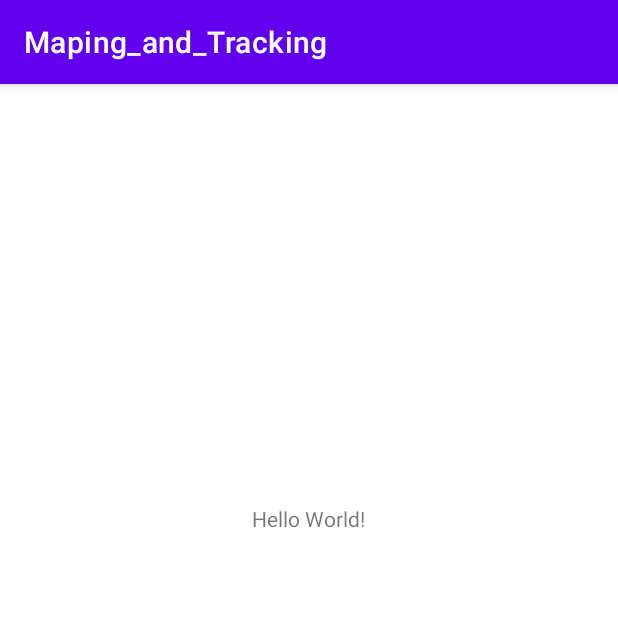
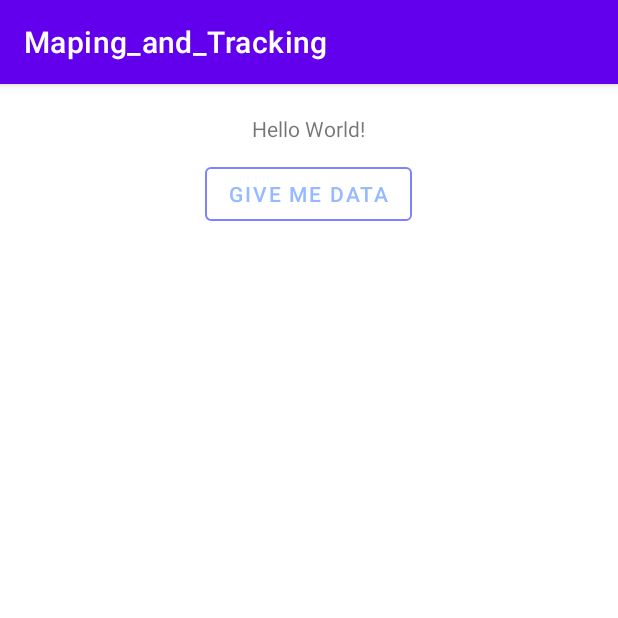
Before and after one commit to ahmadmahoud/Mapping_and_Tracking, an Android app: the MainActivity screen opened directly, with no data from a screen before it, on a phone screen of 412 x 824 dp, the top half of it. Run offline under Robolectric (Android 15) with nearby library versions, the phone set to English and light mode, and no system bars; our stand-ins replace Firebase (no records; nobody signed in at launch, a user with empty details on screens opened directly).

Commit message:
show data

```diff
--- a/app/src/main/java/com/example/Maping_and_Tracking/MainActivity.java
+++ b/app/src/main/java/com/example/Maping_and_Tracking/MainActivity.java
@@ -12,11 +12,14 @@ import android.app.Activity;
 import android.content.Intent;
 import android.content.IntentSender;
 import android.content.pm.PackageManager;
+import android.location.Address;
+import android.location.Geocoder;
 import android.location.Location;
 import android.location.LocationManager;
 import android.os.Build;
 import android.os.Bundle;
 import android.os.Looper;
+import android.text.Html;
 import android.util.Log;
 import android.view.View;
 import android.widget.Button;
@@ -40,15 +43,17 @@ import com.google.android.gms.tasks.OnSuccessListener;
 import com.google.android.gms.tasks.Task;
 import com.google.firebase.firestore.FirebaseFirestore;
 
+import java.io.IOException;
 import java.util.HashMap;
+import java.util.List;
+import java.util.Locale;
 
-@RequiresApi(api = Build.VERSION_CODES.M)
 public class MainActivity extends AppCompatActivity {
     private final int LOCATION_REQUEST_CODE = 1001;
     private FusedLocationProviderClient fusedLocationProviderClient;
     private static final String TAG = "MainActivity";
     FirebaseFirestore firestore = FirebaseFirestore.getInstance();
-    Button check;
+    Button check , getting;
 
     private LocationRequest locationRequest;
     private LocationManager manager;
@@ -59,23 +64,92 @@ public class MainActivity extends AppCompatActivity {
         super.onCreate(savedInstanceState);
         setContentView(R.layout.activity_main);
 
-        check = findViewById(R.id.check);
-        manager = (LocationManager) getSystemService( MainActivity.LOCATION_SERVICE );
+        // define
+        manager = (LocationManager) getSystemService(MainActivity.LOCATION_SERVICE);
         fusedLocationProviderClient = LocationServices.getFusedLocationProviderClient(this);
+        getting = findViewById(R.id.btn_getting_data);
 
+        // maps
         locationRequest = LocationRequest.create();
         locationRequest.setInterval(4000);
         locationRequest.setFastestInterval(2000);
         locationRequest.setPriority(LocationRequest.PRIORITY_HIGH_ACCURACY);
 
+        // get user data location ( geocoder )
+        getting.setOnClickListener(new View.OnClickListener() {
+            @Override
+            public void onClick(View v) {
+                getting_your_data_location();
+            }
+        });
 
-        // التاكد من ان الموقع يعمل على هاتف المستخدم
-        if ( !manager.isProviderEnabled( LocationManager.GPS_PROVIDER ) ) {
+    }
+
+    //  ما يحدث عندما يفتح التطبيق
+    @Override
+    protected void onStart() {
+        super.onStart();
+
+        if (ContextCompat.checkSelfPermission(this, Manifest.permission.ACCESS_FINE_LOCATION) == PackageManager.PERMISSION_GRANTED) {
+            getLastLocation();
+            cheackSetSettingAndStartLocation();
+        } else {
+            askForPermission();
+        }
+
+        // chek on or off wifi
+        check = findViewById(R.id.check);
+        if (!manager.isProviderEnabled(LocationManager.GPS_PROVIDER)) {
             check_Gps_ON_or_OFF();
+        }
+        else {
+            check.setVisibility(View.GONE);
+        }
+
+    }
+
+    private void getting_your_data_location() {
+        TextView t1, t2, t3, t4, t5, t6 , t7;
+
+        t1 = findViewById(R.id.tv_1);
+        t2 = findViewById(R.id.tv_2);
+        t3 = findViewById(R.id.tv_3);
+        t4 = findViewById(R.id.tv_4);
+        t5 = findViewById(R.id.tv_5);
+        t6 = findViewById(R.id.tv_6);
+        t7 = findViewById(R.id.tv_7);
+
+        if (ActivityCompat.checkSelfPermission(this, Manifest.permission.ACCESS_FINE_LOCATION) != PackageManager.PERMISSION_GRANTED && ActivityCompat.checkSelfPermission(this, Manifest.permission.ACCESS_COARSE_LOCATION) != PackageManager.PERMISSION_GRANTED) {
             return;
         }
-        check.setVisibility(View.GONE);
 
+        fusedLocationProviderClient.getLastLocation().addOnCompleteListener(new OnCompleteListener<Location>() {
+            @Override
+            public void onComplete(@NonNull Task<Location> task) {
+
+                Location location = task.getResult();
+                if (location != null) {
+                    try {
+                    Geocoder geocoder = new Geocoder(MainActivity.this, Locale.getDefault());
+                        List<Address> address = geocoder.getFromLocation(
+                                location.getLatitude(),location.getLongitude(),1
+                        );
+
+                        t1.setText(Html.fromHtml("<font color ='#57837B'><b>Latitude :</b><br></font>" +address.get(0).getLatitude()));
+                        t2.setText(Html.fromHtml("<font color ='#57837B'><b>Longitude :</b><br></font>" +address.get(0).getLongitude()));
+                        t3.setText(Html.fromHtml("<font color ='#57837B'><b>CountryName :</b><br></font>" +address.get(0).getCountryName()));
+                        t4.setText(Html.fromHtml("<font color ='#57837B'><b>CountryCode :</b><br></font>" +address.get(0).getCountryCode()));
+                        t5.setText(Html.fromHtml("<font color ='#57837B'><b>AddressLine :</b><br></font>" +address.get(0).getAddressLine(0)));
+                        t6.setText(Html.fromHtml("<font color ='#57837B'><b>Locality :</b><br></font>" +address.get(0).getLocality()));
+                        t7.setText(Html.fromHtml("<font color ='#57837B'><b>PostalCode :</b><br></font>" +address.get(0).getPostalCode()));
+
+                    } catch (IOException e) {
+                        e.printStackTrace();
+                    }
+                }
+
+            }
+        });
 
     }
 
@@ -131,8 +205,6 @@ public class MainActivity extends AppCompatActivity {
     protected void onActivityResult(int requestCode, int resultCode, @Nullable Intent data) {
         super.onActivityResult(requestCode, resultCode, data);
 
-
-
         if (requestCode == LOCATION_REQUEST_SETTING) {
 
             switch (resultCode) {
@@ -159,20 +231,6 @@ public class MainActivity extends AppCompatActivity {
             }
         }
     }
-
-    //  ما يحدث عندما يفتح التطبيق
-    @Override
-    protected void onStart() {
-        super.onStart();
-        if (ContextCompat.checkSelfPermission(this, Manifest.permission.ACCESS_FINE_LOCATION) == PackageManager.PERMISSION_GRANTED) {
-            getLastLocation();
-            cheackSetSettingAndStartLocation();
-        } else {
-            askForPermission();
-        }
-
-    }
-
 
     // نتيجة البيرميشن
     @Override
@@ -299,4 +357,5 @@ public class MainActivity extends AppCompatActivity {
         }
     };
 
+
 }
--- a/app/src/main/res/layout/activity_main.xml
+++ b/app/src/main/res/layout/activity_main.xml
@@ -10,7 +10,7 @@
     <TextView
         android:id="@+id/text_location"
         android:layout_gravity="center"
-        android:layout_marginTop="280dp"
+        android:layout_marginTop="20dp"
         android:layout_width="wrap_content"
         android:layout_height="wrap_content"
         android:text="Hello World!" />
@@ -21,7 +21,89 @@
         android:layout_gravity="center"
         android:layout_marginTop="20dp"
         android:layout_width="wrap_content"
+        android:layout_height="wrap_content" />
+
+    <com.google.android.material.button.MaterialButton
+        android:id="@+id/btn_getting_data"
+        android:layout_marginTop="10dp"
+        android:layout_gravity="center"
+        app:strokeColor="#7C83FD"
+        android:text="give me data"
+        android:textColor="#96BAFF"
+        android:layout_width="wrap_content"
         android:layout_height="wrap_content"
-        android:layout_marginBottom="288dp" />
+        style="@style/Widget.MaterialComponents.Button.OutlinedButton"
+        />
+
+    <LinearLayout
+        android:orientation="horizontal"
+        android:layout_width="match_parent"
+        android:layout_height="wrap_content" >
+
+        <TextView
+            android:id="@+id/tv_1"
+            android:gravity="center"
+            android:layout_weight="1"
+            android:layout_width="0dp"
+            android:layout_height="wrap_content"
+            />
+
+        <TextView
+            android:id="@+id/tv_2"
+            android:gravity="center"
+            android:layout_weight="1"
+            android:layout_width="0dp"
+            android:layout_height="wrap_content"
+            />
+
+    </LinearLayout>
+
+    <LinearLayout
+        android:orientation="horizontal"
+        android:layout_marginTop="16dp"
+        android:layout_width="match_parent"
+        android:layout_height="wrap_content" >
+
+        <TextView
+            android:id="@+id/tv_3"
+            android:gravity="center"
+            android:layout_weight="1"
+            android:layout_width="0dp"
+            android:layout_height="wrap_content"
+            />
+
+        <TextView
+            android:id="@+id/tv_4"
+            android:gravity="center"
+            android:layout_weight="1"
+            android:layout_width="0dp"
+            android:layout_height="wrap_content"
+            />
+
+    </LinearLayout>
+
+    <TextView
+        android:id="@+id/tv_5"
+        android:gravity="center"
+        android:layout_marginTop="16dp"
+        android:layout_width="match_parent"
+        android:layout_height="wrap_content"
+        />
+
+    <TextView
+        android:id="@+id/tv_6"
+        android:gravity="center"
+        android:layout_marginTop="16dp"
+        android:layout_width="match_parent"
+        android:layout_height="wrap_content"
+        />
+
+    <TextView
+        android:id="@+id/tv_7"
+        android:gravity="center"
+        android:layout_marginTop="16dp"
+        android:layout_width="match_parent"
+        android:layout_height="wrap_content"
+        />
 
 </LinearLayout>
```
Also changed, not shown: app/src/main/java/com/example/Maping_and_Tracking/MapsActivity.java (+38 -28 lines).
